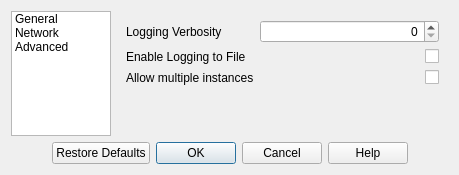
First picture: the form in ui/pxmsettingsdialog.ui, repository corybolar/PXMessenger, before the edit.
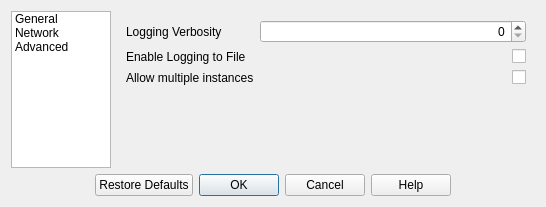
Second picture: the form after the edit. The open tabs and pages were chosen to show the change.

Patch:
```diff
--- a/ui/pxmsettingsdialog.ui
+++ b/ui/pxmsettingsdialog.ui
@@ -6,8 +6,8 @@
    <rect>
     <x>0</x>
     <y>0</y>
-    <width>364</width>
-    <height>156</height>
+    <width>546</width>
+    <height>207</height>
    </rect>
   </property>
   <property name="sizePolicy">
@@ -303,7 +303,7 @@
          <item row="0" column="1">
           <widget class="QSpinBox" name="verbositySpinBox">
            <property name="sizePolicy">
-            <sizepolicy hsizetype="Preferred" vsizetype="Preferred">
+            <sizepolicy hsizetype="Expanding" vsizetype="Preferred">
              <horstretch>0</horstretch>
              <verstretch>0</verstretch>
             </sizepolicy>
@@ -320,6 +320,9 @@
              <height>10</height>
             </size>
            </property>
+           <property name="layoutDirection">
+            <enum>Qt::LeftToRight</enum>
+           </property>
            <property name="alignment">
             <set>Qt::AlignRight|Qt::AlignTrailing|Qt::AlignVCenter</set>
            </property>
@@ -338,7 +341,7 @@
          <item row="1" column="1">
           <widget class="QCheckBox" name="LogActiveCheckBox">
            <property name="sizePolicy">
-            <sizepolicy hsizetype="Preferred" vsizetype="Preferred">
+            <sizepolicy hsizetype="Expanding" vsizetype="Preferred">
              <horstretch>0</horstretch>
              <verstretch>0</verstretch>
             </sizepolicy>
@@ -364,7 +367,7 @@
             <bool>true</bool>
            </property>
            <property name="sizePolicy">
-            <sizepolicy hsizetype="Preferred" vsizetype="Preferred">
+            <sizepolicy hsizetype="Expanding" vsizetype="Preferred">
              <horstretch>0</horstretch>
              <verstretch>0</verstretch>
             </sizepolicy>
```
Left out of the diff: 6 changed lines with no effect on the pictures.
